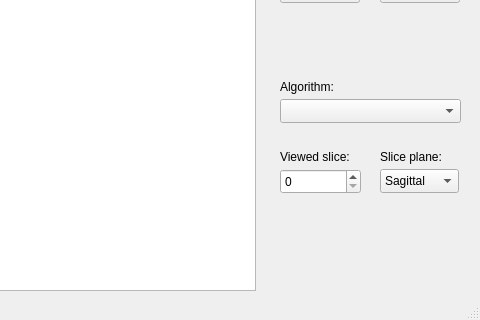
egor79k/vertical_stitching, file src/ui/mainwindow.ui: the form before one commit; both pictures show x 110 to 590 and y 280 to 600 of the 590 by 600 pixel window.
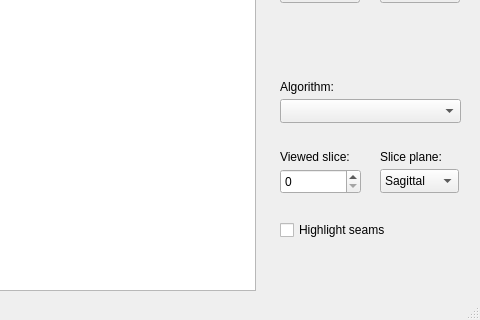
The form after the commit.

Commit message: Stitchers files added, seam highlight added, SeparationStitcher fixed

The edit to the form file:
```diff
--- a/src/ui/mainwindow.ui
+++ b/src/ui/mainwindow.ui
@@ -178,6 +178,19 @@
      <string>Algorithm:</string>
     </property>
    </widget>
+   <widget class="QCheckBox" name="seamHighlightCheckBox">
+    <property name="geometry">
+     <rect>
+      <x>390</x>
+      <y>480</y>
+      <width>171</width>
+      <height>22</height>
+     </rect>
+    </property>
+    <property name="text">
+     <string>Highlight seams</string>
+    </property>
+   </widget>
   </widget>
   <widget class="QMenuBar" name="menubar">
    <property name="geometry">
```
The commit also changes 10 other files.
